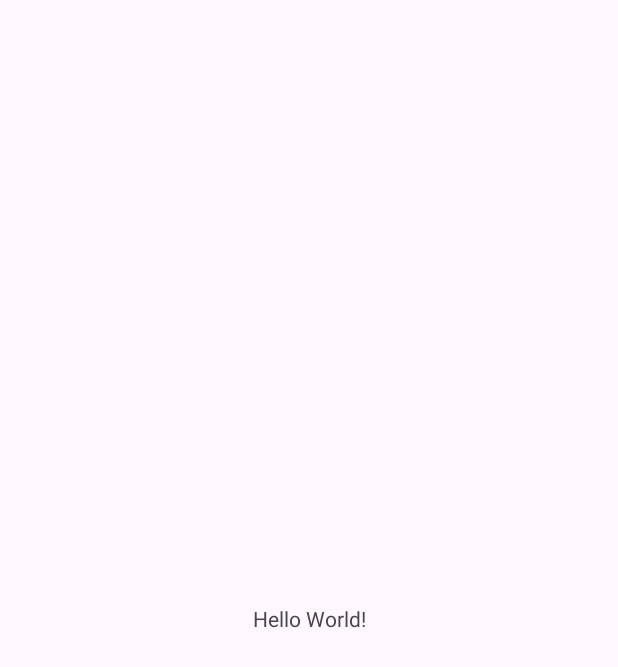
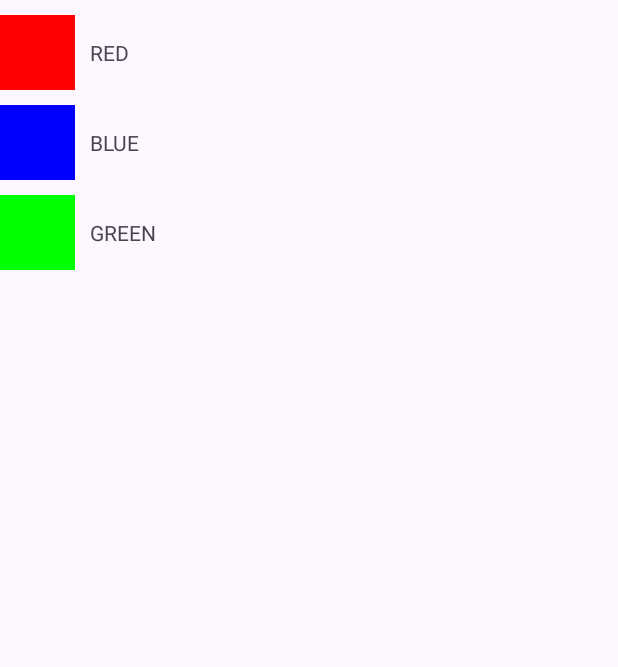
Before and after one commit to Hamjoshua/MD34-Requests, an Android app: the screen it shows after launch (MainActivity), on a phone screen of 412 x 824 dp. Before the commit the part shown is almost empty. Shown: the top 667 px of the screen. Run offline under Robolectric (Android 15) with nearby library versions, the phone set to English and light mode, and no system bars.

Commit message:
Первое подзадание выполнено

```diff
--- a/app/build.gradle.kts
+++ b/app/build.gradle.kts
@@ -5,12 +5,12 @@ plugins {
 
 android {
     namespace = "com.example.recyclerview"
-    compileSdk = 33
+    compileSdk = 34
 
     defaultConfig {
         applicationId = "com.example.recyclerview"
         minSdk = 24
-        targetSdk = 33
+        targetSdk = 34
         versionCode = 1
         versionName = "1.0"
 
--- /dev/null
+++ b/app/src/main/java/com/example/recyclerview/Adapter.kt
@@ -0,0 +1,33 @@
+package com.example.recyclerview
+
+import android.content.Context
+import android.view.LayoutInflater
+import android.view.View
+import android.view.ViewGroup
+import android.widget.TextView
+import androidx.recyclerview.widget.RecyclerView
+
+class Adapter(private val context: Context,
+              private val list: ArrayList<ColorData>) :
+    RecyclerView.Adapter<Adapter.ViewHolder>(){
+    class ViewHolder(view: View): RecyclerView.ViewHolder(view){
+        val color: View = view.findViewById(R.id.rColor)
+        val text: TextView = view.findViewById(R.id.rTxt)
+    }
+
+    override fun onCreateViewHolder(parent: ViewGroup, viewType: Int): ViewHolder {
+        val view = LayoutInflater.from(context).inflate(R.layout.rview_item,
+            parent, false)
+        return ViewHolder(view)
+    }
+
+    override fun getItemCount(): Int {
+        return list.count()
+    }
+
+    override fun onBindViewHolder(holder: ViewHolder, position: Int) {
+        val data = list[position]
+        holder.color.setBackgroundColor(data.colorHex)
+        holder.text.setText(data.colorName)
+    }
+}
--- a/app/src/main/java/com/example/recyclerview/MainActivity.kt
+++ b/app/src/main/java/com/example/recyclerview/MainActivity.kt
@@ -1,11 +1,52 @@
 package com.example.recyclerview
 
+import android.content.Context
+import android.graphics.Color
+import android.graphics.ColorSpace
+import android.graphics.ColorSpace.Model
 import androidx.appcompat.app.AppCompatActivity
 import android.os.Bundle
+import android.provider.CalendarContract.Colors
+import android.view.View
+import android.widget.TextView
+import androidx.recyclerview.widget.LinearLayoutManager
+import androidx.recyclerview.widget.RecyclerView
 
 class MainActivity : AppCompatActivity() {
     override fun onCreate(savedInstanceState: Bundle?) {
         super.onCreate(savedInstanceState)
         setContentView(R.layout.activity_main)
+
+        val rView: RecyclerView = findViewById(R.id.rView)
+        rView.layoutManager = LinearLayoutManager(this)
+        rView.adapter = Adapter(this, updateList())
+    }
+
+    private fun updateList() : ArrayList<ColorData> {
+        val list = arrayListOf<ColorData>()
+
+        list.add(
+            ColorData(
+            "RED", Color.RED
+            )
+        )
+
+        list.add(
+            ColorData(
+                "BLUE", Color.BLUE
+            )
+        )
+
+        list.add(
+            ColorData(
+                "GREEN", Color.GREEN
+            )
+        )
+
+        return list;
     }
 }
+
+data class ColorData(val colorName: String, val colorHex: Int){
+
+}
--- a/app/src/main/res/layout/activity_main.xml
+++ b/app/src/main/res/layout/activity_main.xml
@@ -1,18 +1,17 @@
 <?xml version="1.0" encoding="utf-8"?>
-<androidx.constraintlayout.widget.ConstraintLayout xmlns:android="http://schemas.android.com/apk/res/android"
+<LinearLayout xmlns:android="http://schemas.android.com/apk/res/android"
     xmlns:app="http://schemas.android.com/apk/res-auto"
     xmlns:tools="http://schemas.android.com/tools"
     android:layout_width="match_parent"
     android:layout_height="match_parent"
+    android:orientation="vertical"
     tools:context=".MainActivity">
 
-    <TextView
-        android:layout_width="wrap_content"
-        android:layout_height="wrap_content"
-        android:text="Hello World!"
-        app:layout_constraintBottom_toBottomOf="parent"
-        app:layout_constraintEnd_toEndOf="parent"
-        app:layout_constraintStart_toStartOf="parent"
-        app:layout_constraintTop_toTopOf="parent" />
+    <androidx.recyclerview.widget.RecyclerView
+        android:layout_width="match_parent"
+        android:layout_height="match_parent"
+        android:id="@+id/rView">
 
-</androidx.constraintlayout.widget.ConstraintLayout>
+    </androidx.recyclerview.widget.RecyclerView>
+
+</LinearLayout>
--- /dev/null
+++ b/app/src/main/res/layout/rview_item.xml
@@ -0,0 +1,22 @@
+<?xml version="1.0" encoding="utf-8"?>
+<LinearLayout android:orientation="horizontal"
+    xmlns:android="http://schemas.android.com/apk/res/android"
+    android:layout_width="match_parent"
+    android:layout_height="wrap_content"
+    android:layout_marginTop="10dp">
+    <View
+        android:id="@+id/rColor"
+        android:layout_width="50dp"
+        android:layout_height="50dp">
+    </View>
+
+    <TextView
+        android:layout_marginLeft="10dp"
+        android:gravity="center_vertical"
+        android:id="@+id/rTxt"
+        android:layout_width="match_parent"
+        android:layout_height="50dp">
+    </TextView>
+
+
+</LinearLayout>
```
